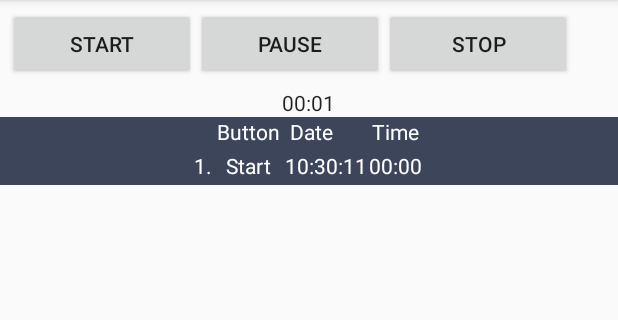
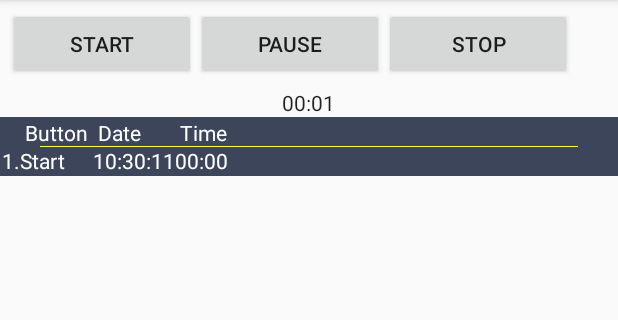
Before and after one commit to Tranquility2/TimeOn, an Android app: the fragment ProgressFragment shown on its own in the app's theme, after a tap on "START", on a phone screen of 412 x 824 dp, the part 84-404 px from its top. Run offline under Robolectric (Android 15) with nearby library versions, the phone set to English and light mode, and no system bars.

Commit message:
Minor UI changes to table

```diff
--- a/TimeOn/src/main/java/com/vnr/timeon/ProgressFragment.java
+++ b/TimeOn/src/main/java/com/vnr/timeon/ProgressFragment.java
@@ -124,22 +124,27 @@ public class ProgressFragment extends Fragment {
         /* Create the table */
         TableLayout tl_main = (TableLayout) view.findViewById(R.id.table_current_time);
         TableRow tbrow_header = new TableRow(getActivity());
+
         TextView tv_num = new TextView(getActivity());
         tv_num.setText("  ");
         tv_num.setTextColor(Color.WHITE);
         tbrow_header.addView(tv_num);
+
         TextView tv_btn = new TextView(getActivity());
         tv_btn.setText(" Button ");
         tv_btn.setTextColor(Color.WHITE);
         tbrow_header.addView(tv_btn);
+
         TextView tv_date = new TextView(getActivity());
         tv_date.setText(" Date ");
         tv_date.setTextColor(Color.WHITE);
         tbrow_header.addView(tv_date);
+
         TextView tv_time = new TextView(getActivity());
         tv_time.setText(" Time ");
         tv_time.setTextColor(Color.WHITE);
         tbrow_header.addView(tv_time);
+
         tl_main.addView(tbrow_header);
 
         datasource = new CurrTimeDataSource(getActivity());
@@ -258,29 +263,21 @@ public class ProgressFragment extends Fragment {
         TextView tv_row_num = new TextView(getActivity());
         tv_row_num.setText(currTime.getId() + ".");
         tv_row_num.setTextColor(Color.WHITE);
-        tv_row_num.setGravity(Gravity.CENTER);
-        tv_row_num.setPadding(0, 5, 0, 5);
         tbrow_new.addView(tv_row_num);
 
         TextView tv_row_btn = new TextView(getActivity());
         tv_row_btn.setText(currTime.getBtnName());
         tv_row_btn.setTextColor(Color.WHITE);
-        tv_row_btn.setGravity(Gravity.CENTER);
-        tv_row_btn.setPadding(0, 5, 0, 5);
         tbrow_new.addView(tv_row_btn);
 
         TextView tv_row_date = new TextView(getActivity());
         tv_row_date.setText(currTime.getDateTime());
         tv_row_date.setTextColor(Color.WHITE);
-        tv_row_date.setGravity(Gravity.CENTER);
-        tv_row_date.setPadding(0, 5, 0, 5);
         tbrow_new.addView(tv_row_date);
 
         TextView tv_row_time = new TextView(getActivity());
         tv_row_time.setText(currTime.getTimerValue());
         tv_row_time.setTextColor(Color.WHITE);
-        tv_row_time.setGravity(Gravity.CENTER);
-        tv_row_time.setPadding(0, 5, 0, 5);
         tbrow_new.addView(tv_row_time);
 
         tl_main.addView(tbrow_new);
--- a/TimeOn/src/main/res/layout/fragment_progress.xml
+++ b/TimeOn/src/main/res/layout/fragment_progress.xml
@@ -55,9 +55,15 @@
 
             <TableLayout
                 android:id="@+id/table_current_time"
-                android:layout_width="wrap_content"
+                android:layout_width="fill_parent"
                 android:layout_height="wrap_content"
-                android:layout_centerHorizontal="true" >
+                android:layout_centerHorizontal="true"
+                android:layout_margin="1dp"
+                android:divider="#fffffa42"
+                android:dividerPadding="25dp"
+                android:focusable="false"
+                android:showDividers="middle|beginning|end"
+                android:gravity="left">
             </TableLayout>
 
         </RelativeLayout>
```
